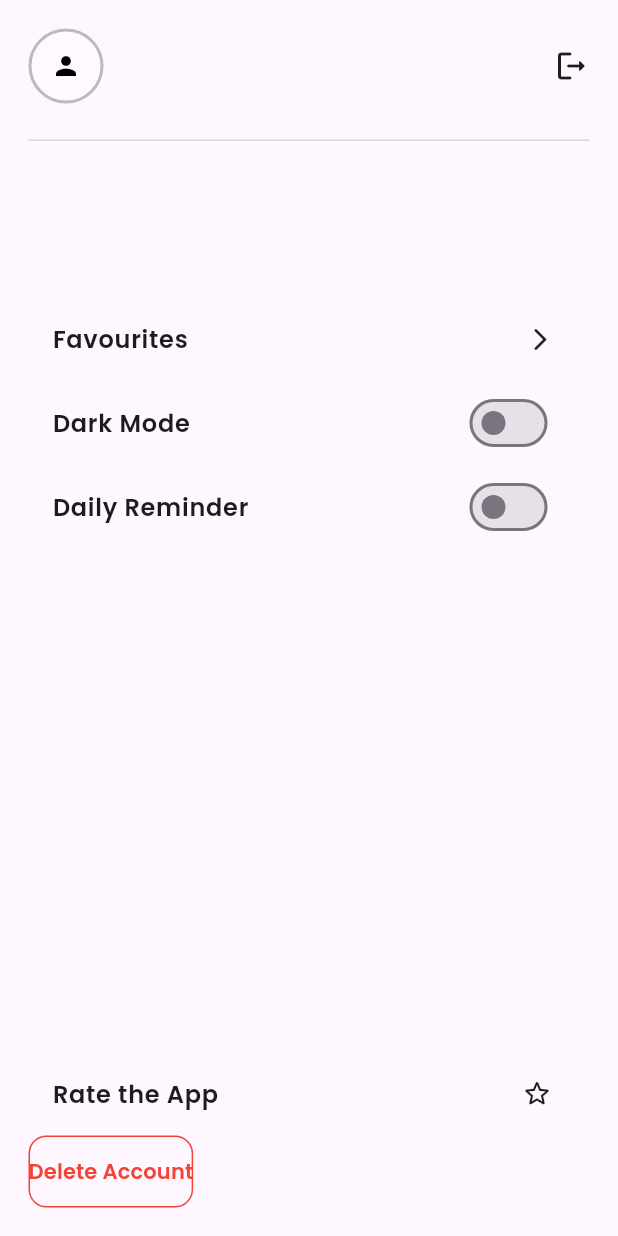
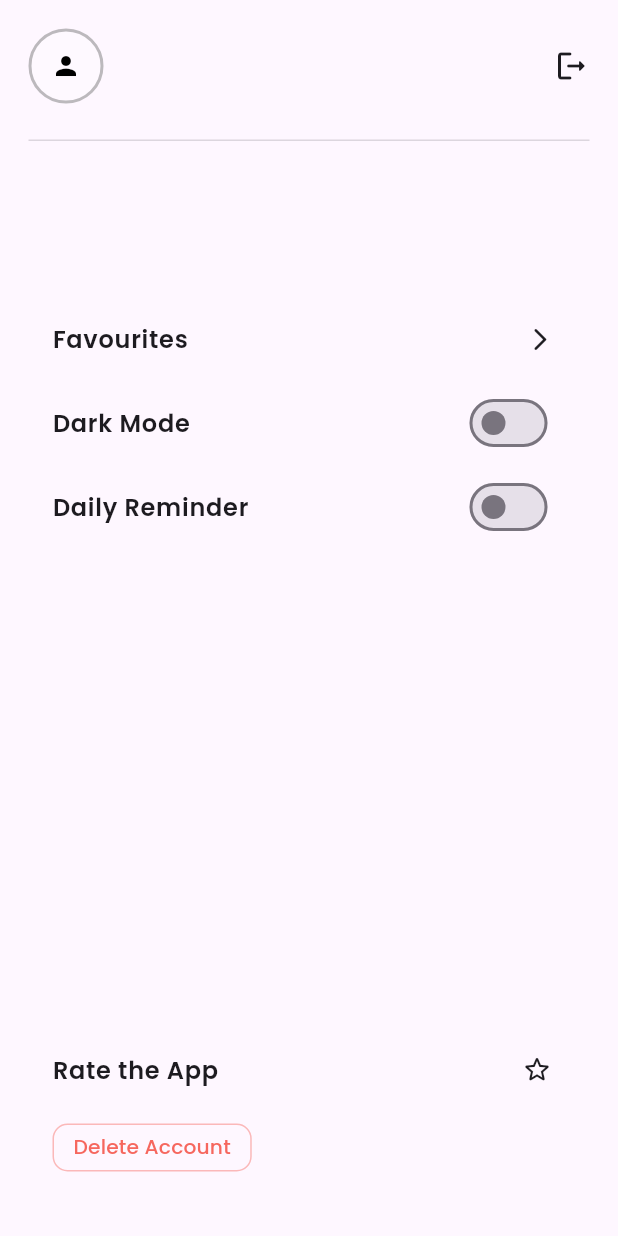
Before and after one commit to IsmailAbdirahman/talam, a Flutter app: the ProfileScreen screen opened directly, on a phone screen of 412 x 824 dp. Run offline on Flutter 3.47's test engine with Material 3 defaults, Android fonts, the phone set to English and light mode, and no system bars; our stand-ins replace auto_size_text, awesome_notifications, flutter_riverpod, freezed_annotation, go_router, google_fonts and 8 more; missing offline and left inert: gal; accounts and stored records are empty; generated files the repository leaves out were written again; network calls fail.

Commit message:
fixed delete button UI

```diff
--- a/lib/features/profile/presentation/screen/profile.dart
+++ b/lib/features/profile/presentation/screen/profile.dart
@@ -218,31 +218,7 @@ class ProfileScreen extends ConsumerWidget {
 
             Column(
               crossAxisAlignment: CrossAxisAlignment.start,
-              children: [
-                RatingApp(),
-                OutlinedButton(
-                  onPressed: () {
-                    showDialog(
-                      context: context,
-                      builder: (_) => const DeleteAccountDialog(),
-                    );
-                  },
-                  style: OutlinedButton.styleFrom(
-                    side: const BorderSide(color: Colors.red),
-                    padding: const EdgeInsets.symmetric(vertical: 14),
-                    shape: RoundedRectangleBorder(
-                      borderRadius: BorderRadius.circular(12),
-                    ),
-                  ),
-                  child: Text(
-                    'Delete Account',
-                    style: GoogleFonts.poppins(
-                      color: Colors.red,
-                      fontWeight: FontWeight.w600,
-                    ),
-                  ),
-                ),
-              ],
+              children: [RatingApp(), DeleteButton()],
             ),
           ],
         ),
@@ -285,3 +261,55 @@ class RatingApp extends StatelessWidget {
     );
   }
 }
+
+class DeleteButton extends StatelessWidget {
+  const DeleteButton({super.key});
+
+  @override
+  Widget build(BuildContext context) {
+    return Padding(
+      padding: const EdgeInsets.fromLTRB(16, 8, 16, 24),
+
+      child: Align(
+        alignment: Alignment.centerLeft,
+
+        child: OutlinedButton(
+          onPressed: () {
+            showDialog(
+              context: context,
+              builder: (_) => const DeleteAccountDialog(),
+            );
+          },
+
+          style: OutlinedButton.styleFrom(
+            minimumSize: const Size(0, 40), // ✅ smaller height
+
+            padding: const EdgeInsets.symmetric(horizontal: 14, vertical: 10),
+
+            side: BorderSide(
+              color: Colors.red.withValues(alpha: 0.35), // ✅ subtle border
+            ),
+
+            shape: RoundedRectangleBorder(
+              borderRadius: BorderRadius.circular(10),
+            ),
+
+            tapTargetSize: MaterialTapTargetSize.shrinkWrap,
+
+            visualDensity: VisualDensity.compact, // ✅ less visual weight
+          ),
+
+          child: Text(
+            'Delete Account',
+
+            style: GoogleFonts.poppins(
+              fontSize: 13.5, // ✅ smaller text
+              fontWeight: FontWeight.w500,
+              color: Colors.red.withValues(alpha: 0.8),
+            ),
+          ),
+        ),
+      ),
+    );
+  }
+}
```
Also changed, not shown: lib/features/auth/core/router/app_router.dart (+26 -13 lines), lib/features/profile/presentation/widgets/delete_account_dialog.dart (+11 -1 lines).
